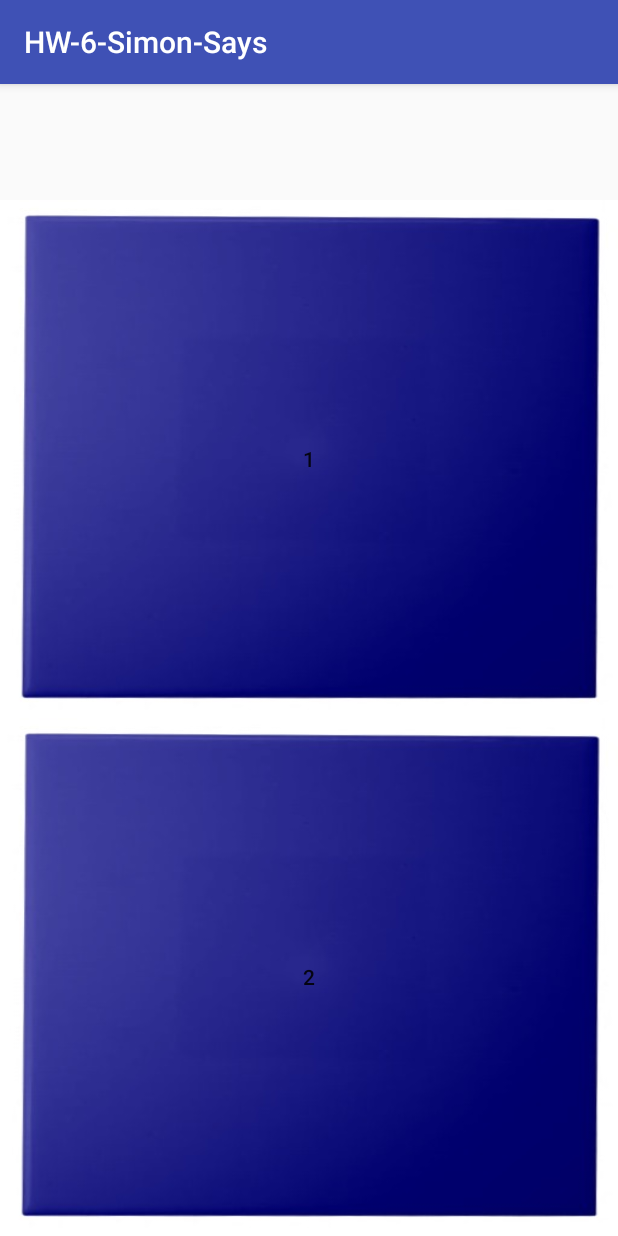
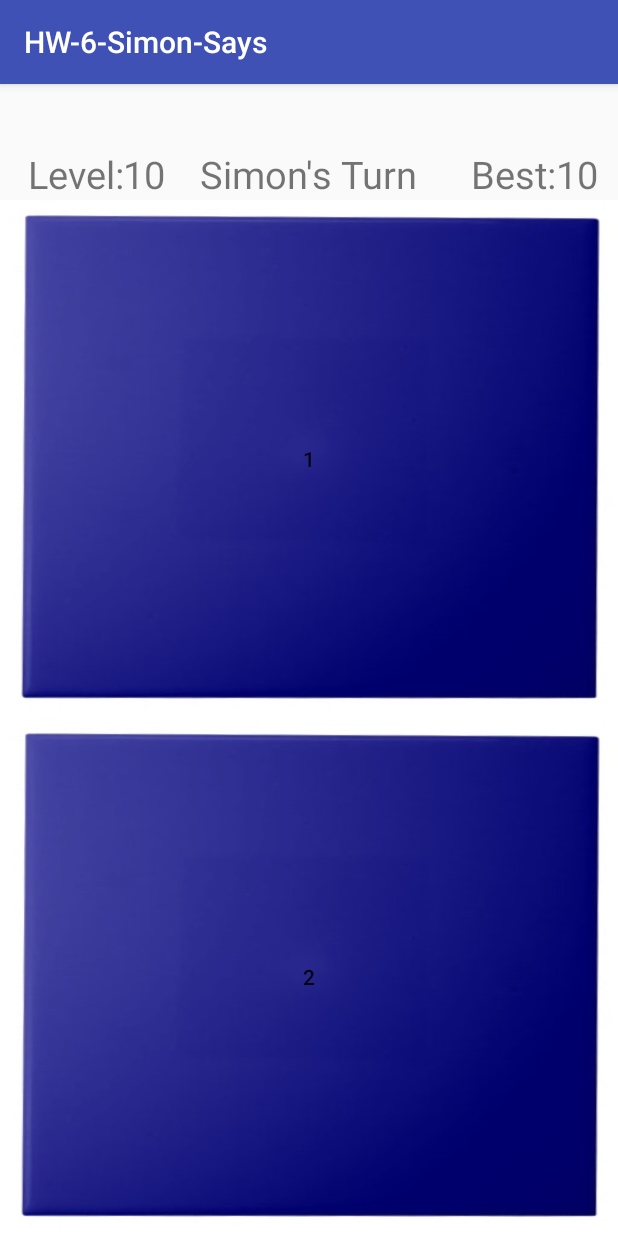
Before and after one commit to rusili56/HW-6-Simon-Says, an Android app: the screen it shows after launch (MainActivity), on a phone screen of 412 x 824 dp. Run offline under Robolectric (Android 15) with nearby library versions, the phone set to English and light mode, and no system bars.

Commit message:
Second Commit

```diff
--- a/app/src/main/AndroidManifest.xml
+++ b/app/src/main/AndroidManifest.xml
@@ -8,13 +8,15 @@
         android:label="@string/app_name"
         android:supportsRtl="true"
         android:theme="@style/AppTheme">
-        <activity android:name=".MainActivity">
+        <activity android:name=".SplashScreen">
             <intent-filter>
                 <action android:name="android.intent.action.MAIN" />
 
                 <category android:name="android.intent.category.LAUNCHER" />
             </intent-filter>
         </activity>
+        <activity android:name=".MainActivity"></activity>
+        <activity android:name=".EndGame"></activity>
     </application>
 
 </manifest>
--- a/app/src/main/java/nyc/c4q/rusili/hw_6_simon_says/MainActivity.java
+++ b/app/src/main/java/nyc/c4q/rusili/hw_6_simon_says/MainActivity.java
@@ -1,5 +1,6 @@
 package nyc.c4q.rusili.hw_6_simon_says;
 
+import android.content.Intent;
 import android.content.SharedPreferences;
 import android.support.v7.app.AppCompatActivity;
 import android.os.Bundle;
@@ -11,6 +12,7 @@ import java.util.ArrayList;
 
 public class MainActivity extends AppCompatActivity{
 
+    boolean check = true;
     public int iLevel = 1;
     private int iUserInput = 2;
     private boolean isVertical = true;
@@ -20,8 +22,6 @@ public class MainActivity extends AppCompatActivity{
     protected void onCreate(Bundle savedInstanceState) {
         super.onCreate(savedInstanceState);
         setContentView(R.layout.activity_main);
-        SharedPreferences splevel = getSharedPreferences("preferences", 0);
-        SharedPreferences.Editor editor = splevel.edit();
 
         //  Vertical = 1, Horizontal = 2
         if (getResources().getConfiguration().orientation == 1){
@@ -31,10 +31,18 @@ public class MainActivity extends AppCompatActivity{
         }
 
         this.Draw(isVertical, iUserInput);
-        Simon.says(alButtons, iUserInput, iLevel);
-        editor.putInt("savedLevel", iLevel);
 
+        /*
+        while (check) {
+            Simon.says(alButtons, iUserInput, iLevel);
+            iLevel++;
+        }
+        */
 
+        if (!check) {
+            Intent toEnd = new Intent(this, EndGame.class);
+            startActivity(toEnd);
+        }
     }
 
     public void Draw(boolean bInput, int iInput) {
--- /dev/null
+++ b/app/src/main/java/nyc/c4q/rusili/hw_6_simon_says/SplashScreen.java
@@ -0,0 +1,24 @@
+package nyc.c4q.rusili.hw_6_simon_says;
+
+import android.content.Intent;
+import android.os.Handler;
+import android.support.v7.app.AppCompatActivity;
+import android.os.Bundle;
+
+public class SplashScreen extends AppCompatActivity {
+
+    @Override
+    protected void onCreate(Bundle savedInstanceState) {
+        super.onCreate(savedInstanceState);
+        setContentView(R.layout.splash_screen);
+
+        new Handler().postDelayed(new Runnable() {
+            @Override
+            public void run() {
+                Intent toMain = new Intent(SplashScreen.this, MainActivity.class);
+                startActivity(toMain);
+            }
+        }, 5000);
+
+    }
+}
--- a/app/src/main/java/nyc/c4q/rusili/hw_6_simon_says/Timer.java
+++ b/app/src/main/java/nyc/c4q/rusili/hw_6_simon_says/Timer.java
@@ -1,5 +1,6 @@
 package nyc.c4q.rusili.hw_6_simon_says;
 
+import android.content.Intent;
 import android.graphics.Color;
 import android.graphics.drawable.ColorDrawable;
 import android.graphics.drawable.Drawable;
--- a/app/src/main/res/layout/activity_main.xml
+++ b/app/src/main/res/layout/activity_main.xml
@@ -7,14 +7,61 @@
 
     <LinearLayout
         android:id="@+id/idHeader"
-        android:orientation="vertical"
+        android:orientation="horizontal"
         android:layout_width="match_parent"
         android:layout_height="match_parent"
         android:layout_weight="90">
 
         <TextView
-            android:layout_width="match_parent"
-            android:layout_height="match_parent" />
+            android:id="@+id/idLevelTest"
+            android:layout_width="0dp"
+            android:layout_height="match_parent"
+            android:textAlignment="textEnd"
+            android:gravity="bottom"
+            android:textSize="25sp"
+            android:text="Level:"
+            android:layout_weight="20"
+            />
+
+        <TextView
+            android:id="@+id/idLevel"
+            android:layout_width="0dp"
+            android:layout_height="match_parent"
+            android:gravity="bottom"
+            android:textSize="25sp"
+            android:text="10"
+            android:layout_weight="10"
+            />
+        <TextView
+            android:id="@+id/idTurn"
+            android:layout_width="0dp"
+            android:layout_height="match_parent"
+            android:layout_weight="40"
+            android:textAlignment="center"
+            android:gravity="bottom"
+            android:textSize="25sp"
+            android:text="Simon's Turn"
+            />
+        <TextView
+            android:id="@+id/idHighScoreText"
+            android:layout_width="0dp"
+            android:layout_height="match_parent"
+            android:textAlignment="textEnd"
+            android:gravity="bottom"
+            android:textSize="25sp"
+            android:text="Best:"
+            android:layout_weight="20"
+
+            />
+        <TextView
+            android:id="@+id/idHighScore"
+            android:layout_width="0dp"
+            android:layout_height="match_parent"
+            android:gravity="bottom"
+            android:textSize="25sp"
+            android:text="10"
+            android:layout_weight="10"
+            />
 
     </LinearLayout>
 
```
Also changed, not shown: app/src/main/java/nyc/c4q/rusili/hw_6_simon_says/EndGame.java (added, +31 -0 lines), app/src/main/res/layout/end_game.xml (added, +56 -0 lines), app/src/main/res/layout/splash_screen.xml (added, +36 -0 lines), app/src/main/res/layout/temp.xml (deleted, +0 -21 lines).
